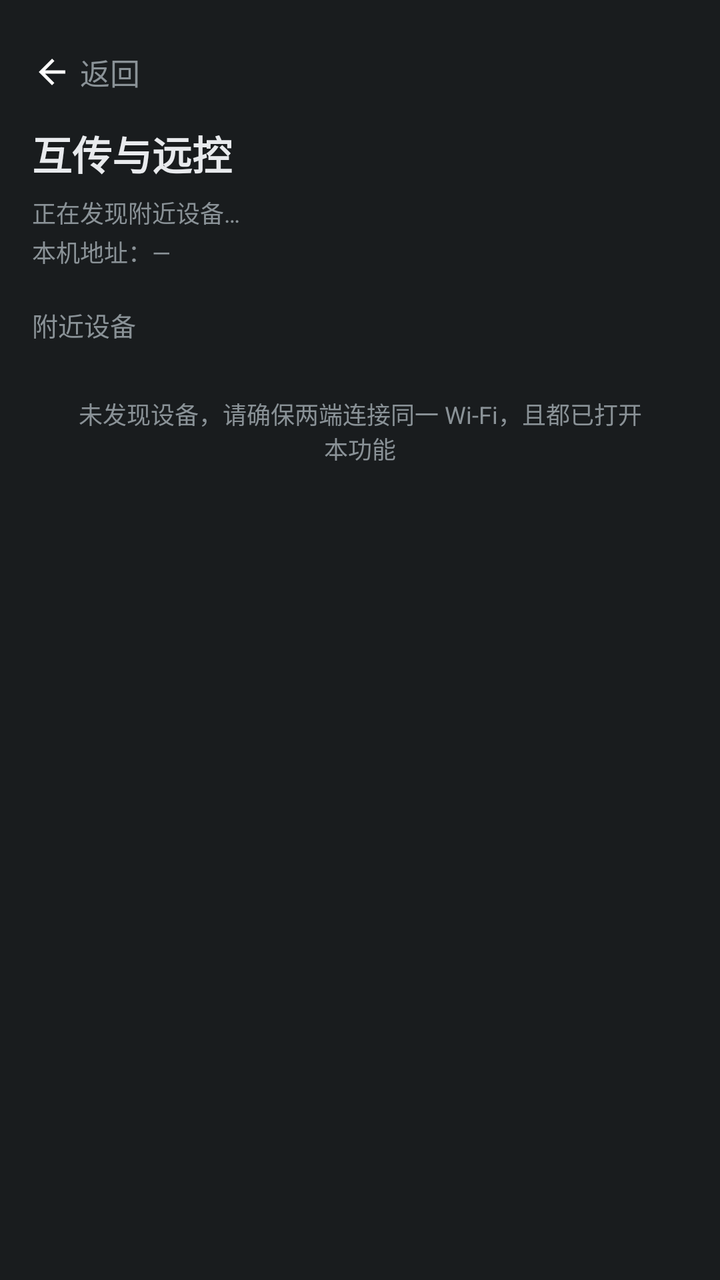
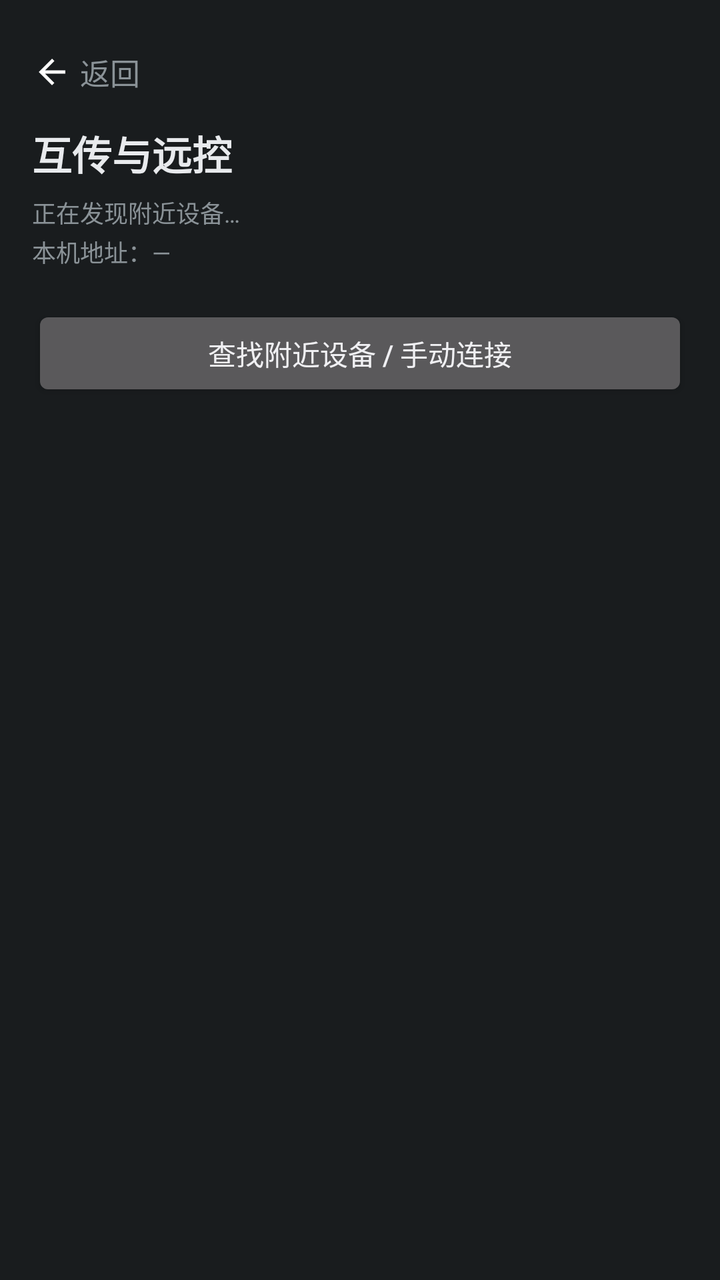

Two renders of the same Android screen: before a commit and after it. Below are the layout's source before the change and the commit's diff.
<!-- AndroidManifest.xml: application theme android:Theme.DeviceDefault.NoActionBar -->
<!-- res/layout/page_lan.xml -->
<?xml version="1.0" encoding="utf-8"?>
<LinearLayout xmlns:android="http://schemas.android.com/apk/res/android"
    android:layout_width="match_parent"
    android:layout_height="match_parent"
    android:orientation="vertical"
    android:tag="bg">

    <ScrollView
        android:layout_width="match_parent"
        android:layout_height="match_parent"
        android:scrollbars="none">
        <LinearLayout
            android:layout_width="match_parent"
            android:layout_height="wrap_content"
            android:orientation="vertical"
            android:padding="16dp">

            
            <FrameLayout
                android:id="@+id/player_slot"
                android:layout_width="match_parent"
                android:layout_height="wrap_content" />

            
            <LinearLayout
                android:id="@+id/lan_back"
                android:layout_width="wrap_content"
                android:layout_height="40dp"
                android:orientation="horizontal"
                android:gravity="center_vertical"
                android:clickable="true"
                android:focusable="true">
                <ImageView
                    android:layout_width="20dp"
                    android:layout_height="20dp"
                    android:src="@drawable/ic_back"
                    android:tag="icon" />
                <TextView
                    android:layout_width="wrap_content"
                    android:layout_height="wrap_content"
                    android:text="返回"
                    android:tag="text"
                    android:textSize="15sp"
                    android:layout_marginStart="4dp" />
            </LinearLayout>

            <TextView
                android:layout_width="wrap_content"
                android:layout_height="wrap_content"
                android:text="互传与远控"
                android:textColor="#e8eaed"
                android:textSize="20sp"
                android:textStyle="bold"
                android:layout_marginTop="6dp" />
            <TextView
                android:id="@+id/lan_status"
                android:layout_width="match_parent"
                android:layout_height="wrap_content"
                android:text="正在发现附近设备…"
                android:tag="dim"
                android:textSize="12sp"
                android:layout_marginTop="6dp" />
            <TextView
                android:id="@+id/lan_local_ip"
                android:layout_width="match_parent"
                android:layout_height="wrap_content"
                android:text="本机地址：—"
                android:tag="dim"
                android:textSize="12sp"
                android:layout_marginTop="2dp" />

            
            <TextView
                android:layout_width="wrap_content"
                android:layout_height="wrap_content"
                android:text="附近设备"
                android:tag="dim"
                android:textSize="13sp"
                android:layout_marginTop="18dp"
                android:layout_marginBottom="8dp" />
            <LinearLayout
                android:id="@+id/lan_devices"
                android:layout_width="match_parent"
                android:layout_height="wrap_content"
                android:orientation="vertical" />
            <TextView
                android:id="@+id/lan_no_devices"
                android:layout_width="match_parent"
                android:layout_height="wrap_content"
                android:text="未发现设备，请确保两端连接同一 Wi-Fi，且都已打开本功能"
                android:tag="dim"
                android:textSize="12sp"
                android:gravity="center"
                android:padding="18dp" />

            
            <LinearLayout
                android:id="@+id/lan_ops"
                android:layout_width="match_parent"
                android:layout_height="wrap_content"
                android:orientation="vertical"
                android:visibility="gone"
                android:layout_marginTop="16dp">

                <TextView
                    android:id="@+id/lan_selected_name"
                    android:layout_width="wrap_content"
                    android:layout_height="wrap_content"
                    android:text="已连接"
                    android:textColor="#e8eaed"
                    android:textSize="15sp"
                    android:textStyle="bold" />

                <LinearLayout
                    android:layout_width="match_parent"
                    android:layout_height="wrap_content"
                    android:orientation="horizontal"
                    android:layout_marginTop="10dp">
                        <Button
                            android:id="@+id/lan_btn_files"
                            android:layout_width="0dp"
                            android:layout_height="wrap_content"
                            android:layout_weight="1"
                            android:text="查看文件"
                            android:textSize="12sp" />
                        <Button
                            android:id="@+id/lan_btn_upload"
                            android:layout_width="0dp"
                            android:layout_height="wrap_content"
                            android:layout_weight="1"
                            android:text="发送文件"
                            android:textSize="12sp"
                            android:layout_marginStart="6dp" />
                        <Button
                            android:id="@+id/lan_btn_control"
                            android:layout_width="0dp"
                            android:layout_height="wrap_content"
                            android:layout_weight="1"
                            android:text="远程控制"
                            android:textSize="12sp"
                            android:layout_marginStart="6dp" />
                    </LinearLayout>

                    
                    <LinearLayout
                        android:id="@+id/lan_file_bar"
                        android:layout_width="match_parent"
                        android:layout_height="wrap_content"
                        android:orientation="horizontal"
                        android:gravity="center_vertical"
                        android:visibility="gone"
                        android:layout_marginTop="14dp">
                        <TextView
                            android:id="@+id/lan_breadcrumb"
                            android:layout_width="0dp"
                            android:layout_height="wrap_content"
                            android:layout_weight="1"
                            android:text="共享目录"
                            android:tag="dim"
                            android:textSize="12sp" />
                        <TextView
                            android:id="@+id/lan_dir_up"
                            android:layout_width="wrap_content"
                            android:layout_height="wrap_content"
                            android:text="上级"
                            android:textColor="#f97316"
                            android:textSize="12sp"
                            android:padding="6dp" />
                    </LinearLayout>

                    
                    <LinearLayout
                        android:id="@+id/lan_file_list"
                        android:layout_width="match_parent"
                        android:layout_height="wrap_content"
                        android:orientation="vertical"
                        android:visibility="gone"
                        android:layout_marginTop="6dp" />

                    
                    <LinearLayout
                        android:id="@+id/lan_control_panel"
                        android:layout_width="match_parent"
                        android:layout_height="wrap_content"
                        android:orientation="vertical"
                        android:visibility="gone"
                        android:layout_marginTop="10dp">
                        <ImageView
                            android:id="@+id/lan_screen"
                            android:layout_width="match_parent"
                            android:layout_height="260dp"
                            android:background="#000000"
                            android:scaleType="fitCenter"
                            android:contentDescription="对方屏幕" />
                        <LinearLayout
                            android:layout_width="match_parent"
                            android:layout_height="wrap_content"
                            android:orientation="horizontal"
                            android:layout_marginTop="8dp">
                                <Button
                                    android:id="@+id/lan_key_back"
                                    android:layout_width="0dp"
                                    android:layout_height="wrap_content"
                                    android:layout_weight="1"
                                    android:text="返回"
                                    android:textSize="12sp" />
                                <Button
                                    android:id="@+id/lan_key_home"
                                    android:layout_width="0dp"
                                    android:layout_height="wrap_content"
                                    android:layout_weight="1"
                                    android:text="主页"
                                    android:textSize="12sp"
                                    android:layout_marginStart="6dp" />
                                <Button
                                    android:id="@+id/lan_key_recent"
                                    android:layout_width="0dp"
                                    android:layout_height="wrap_content"
                                    android:layout_weight="1"
                                    android:text="多任务"
                                    android:textSize="12sp"
                                    android:layout_marginStart="6dp" />
                                <Button
                                    android:id="@+id/lan_control_stop"
                                    android:layout_width="0dp"
                                    android:layout_height="wrap_content"
                                    android:layout_weight="1"
                                    android:text="停止"
                                    android:textSize="12sp"
                                    android:layout_marginStart="6dp" />
                        </LinearLayout>
                        </LinearLayout>

                    
                    <LinearLayout
                        android:layout_width="match_parent"
                        android:layout_height="wrap_content"
                        android:orientation="vertical"
                        android:background="#171a21"
                        android:tag="card"
                        android:padding="14dp"
                        android:layout_marginTop="18dp">
                        <TextView
                            android:layout_width="wrap_content"
                            android:layout_height="wrap_content"
                            android:text="让电脑控制本手机"
                            android:textColor="#e8eaed"
                            android:textSize="14sp"
                            android:textStyle="bold" />
                        <TextView
                            android:layout_width="match_parent"
                            android:layout_height="wrap_content"
                            android:text="需授权屏幕共享，并开启「全能工具箱」无障碍服务（设置 → 无障碍）"
                            android:tag="dim"
                            android:textSize="11sp"
                            android:layout_marginTop="4dp" />
                        <LinearLayout
                            android:layout_width="match_parent"
                            android:layout_height="wrap_content"
                            android:orientation="horizontal"
                            android:layout_marginTop="10dp">
                            <Button
                                android:id="@+id/lan_enable_control"
                                android:layout_width="0dp"
                                android:layout_height="wrap_content"
                                android:layout_weight="1"
                                android:text="授权屏幕共享"
                                android:textSize="12sp" />
                            <Button
                                android:id="@+id/lan_open_accessibility"
                                android:layout_width="0dp"
                                android:layout_height="wrap_content"
                                android:layout_weight="1"
                                android:text="开启无障碍服务"
                                android:textSize="12sp"
                                android:layout_marginStart="8dp" />
                        </LinearLayout>
                    </LinearLayout>

                    <TextView
                        android:layout_width="match_parent"
                        android:layout_height="wrap_content"
                        android:text="全程局域网直连 · 不消耗移动流量"
                        android:tag="dim"
                        android:textSize="11sp"
                        android:gravity="center"
                        android:paddingTop="20dp" />
                </LinearLayout>
        </LinearLayout>
    </ScrollView>
</LinearLayout>
<!-- resources referenced by this layout -->
<resources>
  <!-- drawable ic_back (drawable) -->
  <?xml version="1.0" encoding="utf-8"?>
  <vector xmlns:android="http://schemas.android.com/apk/res/android"
      android:width="24dp"
      android:height="24dp"
      android:viewportWidth="24"
      android:viewportHeight="24">
      <path
          android:fillColor="#FFFFFFFF"
          android:pathData="M20,11H7.83l5.59,-5.59L12,4l-8,8 8,8 1.41,-1.41L7.83,13H20v-2z" />
  </vector>
</resources>

<!-- the commit's change to res/layout/page_lan.xml (unified diff, before → after) -->
@@ -70,28 +70,32 @@
                 android:layout_marginTop="2dp" />
 
             
-            <TextView
-                android:layout_width="wrap_content"
-                android:layout_height="wrap_content"
-                android:text="附近设备"
-                android:tag="dim"
-                android:textSize="13sp"
-                android:layout_marginTop="18dp"
-                android:layout_marginBottom="8dp" />
+            <Button
+                android:id="@+id/lan_find_devices"
+                android:layout_width="match_parent"
+                android:layout_height="wrap_content"
+                android:text="查找附近设备 / 手动连接"
+                android:textSize="14sp"
+                android:layout_marginTop="18dp" />
+            <ProgressBar
+                android:id="@+id/lan_pairing"
+                android:layout_width="match_parent"
+                android:layout_height="wrap_content"
+                android:indeterminate="true"
+                android:visibility="gone"
+                android:layout_marginTop="8dp" />
+            
             <LinearLayout
                 android:id="@+id/lan_devices"
                 android:layout_width="match_parent"
-                android:layout_height="wrap_content"
+                android:layout_height="0dp"
+                android:visibility="gone"
                 android:orientation="vertical" />
             <TextView
                 android:id="@+id/lan_no_devices"
                 android:layout_width="match_parent"
-                android:layout_height="wrap_content"
-                android:text="未发现设备，请确保两端连接同一 Wi-Fi，且都已打开本功能"
-                android:tag="dim"
-                android:textSize="12sp"
-                android:gravity="center"
-                android:padding="18dp" />
+                android:layout_height="0dp"
+                android:visibility="gone" />
 
             
             <LinearLayout
